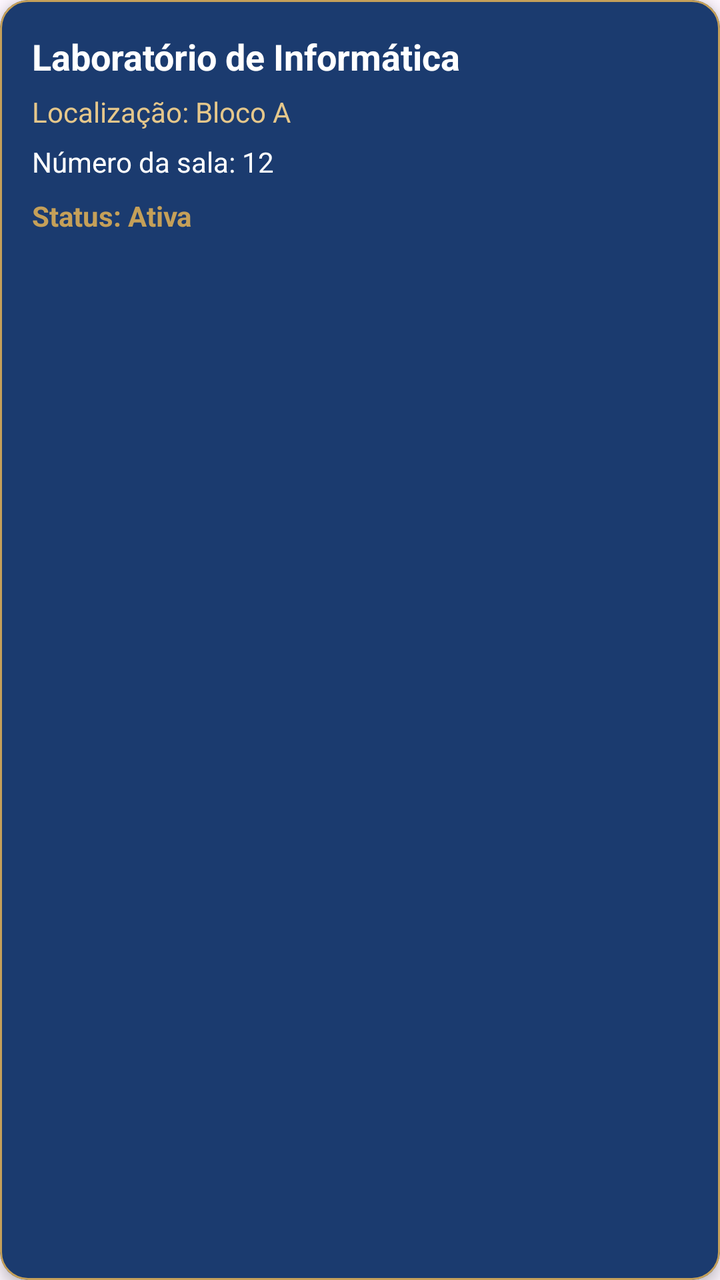
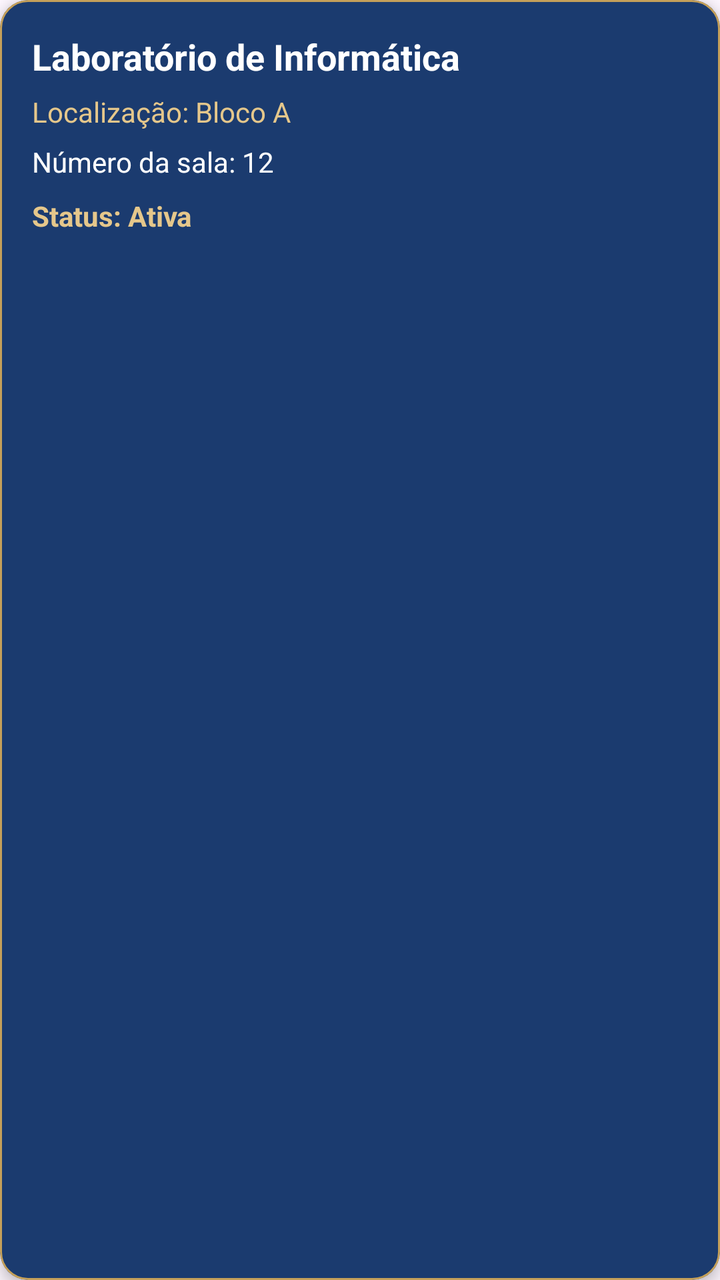

Compare the two renders of this Android layout. The source of the first and the diff that turns it into the second are given below.
<!-- AndroidManifest.xml: application theme Theme.Agend -->
<!-- res/layout/item_minha_sala.xml -->
<?xml version="1.0" encoding="utf-8"?>
<com.google.android.material.card.MaterialCardView
    xmlns:android="http://schemas.android.com/apk/res/android"
    xmlns:app="http://schemas.android.com/apk/res-auto"
    android:id="@+id/cardMinhaSala"
    android:layout_width="match_parent"
    android:layout_height="wrap_content"
    android:layout_marginBottom="12dp"
    app:cardBackgroundColor="@color/yarooms_blue_light"
    app:cardCornerRadius="14dp"
    app:cardElevation="4dp"
    app:strokeColor="@color/yarooms_gold"
    app:strokeWidth="1dp">

    <LinearLayout
        android:layout_width="match_parent"
        android:layout_height="wrap_content"
        android:orientation="vertical"
        android:padding="16dp">

        <TextView
            android:id="@+id/textoNomeEspaco"
            android:layout_width="match_parent"
            android:layout_height="wrap_content"
            android:text="Laboratório de Informática"
            android:textColor="@color/white"
            android:textSize="18sp"
            android:textStyle="bold" />

        <TextView
            android:id="@+id/textoLocalizacaoSala"
            android:layout_width="match_parent"
            android:layout_height="wrap_content"
            android:text="Localização: Bloco A"
            android:textColor="@color/yarooms_gold_light"
            android:textSize="14sp"
            android:layout_marginTop="6dp" />

        <TextView
            android:id="@+id/textoNumeroSala"
            android:layout_width="match_parent"
            android:layout_height="wrap_content"
            android:text="Número da sala: 12"
            android:textColor="@color/white"
            android:textSize="14sp"
            android:layout_marginTop="6dp" />

        <TextView
            android:id="@+id/textoStatusSala"
            android:layout_width="match_parent"
            android:layout_height="wrap_content"
            android:text="Status: Ativa"
            android:textColor="@color/yarooms_gold"
            android:textSize="14sp"
            android:textStyle="bold"
            android:layout_marginTop="8dp" />

    </LinearLayout>

</com.google.android.material.card.MaterialCardView>
<!-- resources referenced by this layout -->
<resources>
  <color name="white">#FFFFFF</color>
  <color name="yarooms_blue_light">#1B3B6F</color>
  <color name="yarooms_gold">#C5A059</color>
  <color name="yarooms_gold_light">#E5C78B</color>
  <style name="Theme.Agend" parent="Base.Theme.Agend" />
  <style name="Base.Theme.Agend" parent="Theme.Material3.DayNight.NoActionBar">
          <item name="android:forceDarkAllowed" tools:targetApi="q">false</item>
          
          <item name="colorError">@color/yarooms_error</item>
      </style>
  <color name="yarooms_error">#FF5252</color>
</resources>

<!-- the commit's change to res/layout/item_minha_sala.xml (unified diff, before → after) -->
@@ -50,7 +50,7 @@
             android:layout_width="match_parent"
             android:layout_height="wrap_content"
             android:text="Status: Ativa"
-            android:textColor="@color/yarooms_gold"
+            android:textColor="@color/yarooms_gold_light"
             android:textSize="14sp"
             android:textStyle="bold"
             android:layout_marginTop="8dp" />
